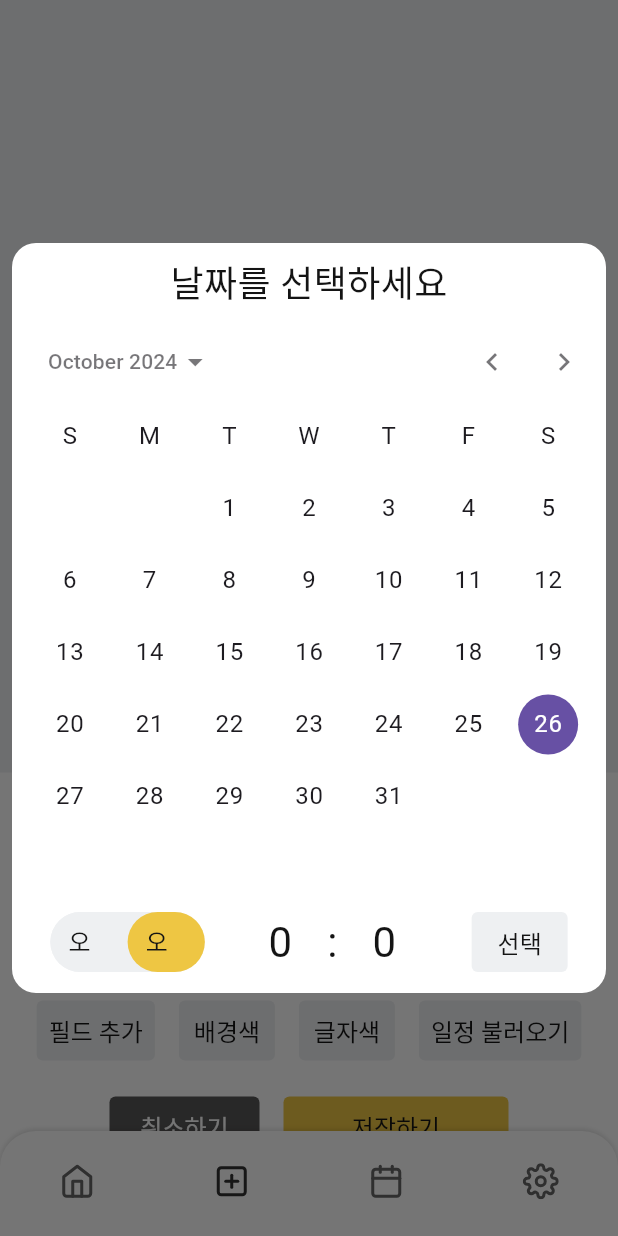
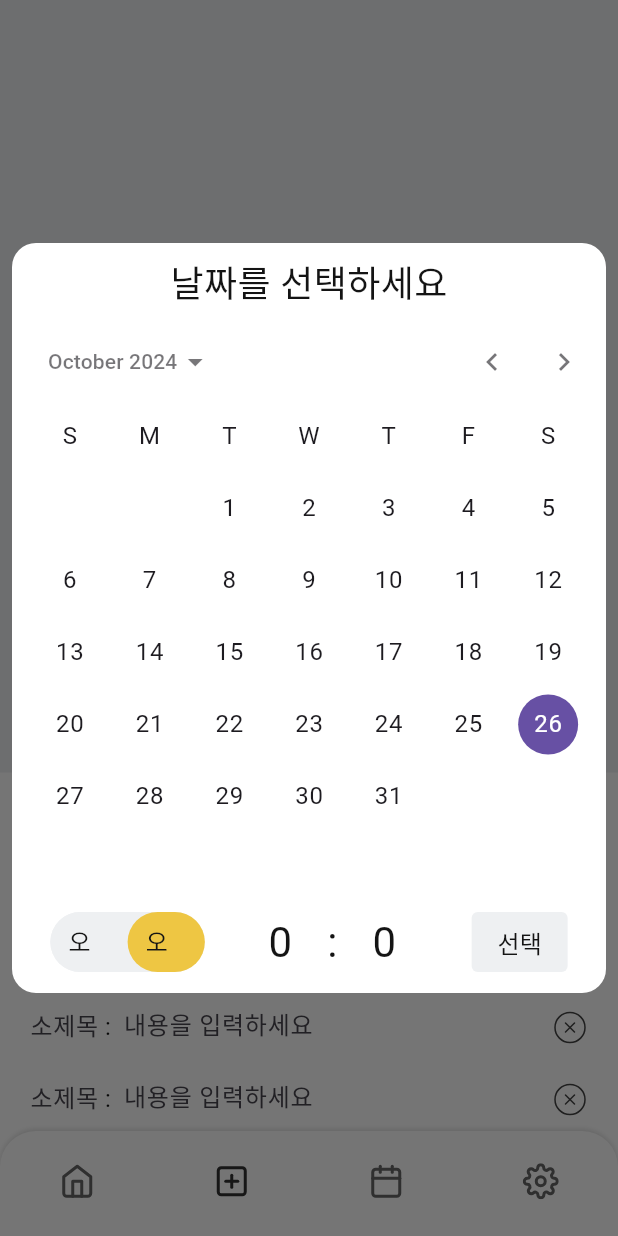
Before and after one commit to doyeon0307/Tickit-frontend, a Flutter app: the screen it shows after launch, item 2 of the bottom bar chosen, after a tap on "날짜를 선택하세요", on a phone screen of 412 x 824 dp. Run offline on Flutter 3.47's test engine with Material 3 defaults, Android fonts, the phone set to English and light mode, and no system bars; drawn by our look-alikes of numberpicker, persistent_bottom_nav_bar_v2; our stand-ins replace flutter_colorpicker, flutter_svg, freezed_annotation, image_picker; missing offline and left inert: vertical_card_pager; Roboto replaces fonts that are missing (Gangwon, Pretendard).

Commit message:
feat: 일정 불러오기

```diff
--- a/tickit/lib/ui/ticket/component/ticket_text_field.dart
+++ b/tickit/lib/ui/ticket/component/ticket_text_field.dart
@@ -6,12 +6,14 @@ class TicketTextField extends StatelessWidget {
   final double fontSize;
   final String hintText;
   final TextInputType keyboardType;
+  final TextAlign textAlign;
 
   const TicketTextField({
     super.key,
-    required this.fontSize,
+    this.fontSize = 16.0,
     required this.hintText,
     this.keyboardType = TextInputType.text,
+    this.textAlign = TextAlign.start,
   });
 
   @override
@@ -22,7 +24,7 @@ class TicketTextField extends StatelessWidget {
       style: ticketStyle.copyWith(
         fontSize: fontSize,
       ),
-      textAlign: hintText == "제목을 입력하세요" ? TextAlign.center : TextAlign.start,
+      textAlign: textAlign,
       cursorColor: AppColors.textColor.withOpacity(0.6),
       cursorWidth: 1.5,
       cursorRadius: const Radius.circular(4.0),
--- a/tickit/lib/ui/ticket/ticket_view.dart
+++ b/tickit/lib/ui/ticket/ticket_view.dart
@@ -1,11 +1,9 @@
 import 'dart:io';
 
-import 'package:flutter/cupertino.dart';
 import 'package:flutter/material.dart';
 import 'package:flutter_colorpicker/flutter_colorpicker.dart';
 import 'package:flutter_svg/flutter_svg.dart';
 import 'package:image_picker/image_picker.dart';
-import 'package:numberpicker/numberpicker.dart';
 import 'package:tickit/theme/text_style.dart';
 import 'package:tickit/ui/common/component/custom_text_button.dart';
 import 'package:tickit/ui/common/const/app_colors.dart';
@@ -83,6 +81,7 @@ class _TicketScreenState extends State<TicketScreen> {
                         fontSize: 20.0,
                         hintText: "제목을 입력하세요",
                         keyboardType: TextInputType.multiline,
+                        textAlign: TextAlign.center,
                       ),
                     ),
                   ),
@@ -117,7 +116,6 @@ class _TicketScreenState extends State<TicketScreen> {
                               child: const TicketTextField(
                                 fontSize: 16.0,
                                 hintText: "장소를 입력하세요",
-                                keyboardType: TextInputType.multiline,
                               ),
                             ),
                           ),
@@ -137,6 +135,203 @@ class _TicketScreenState extends State<TicketScreen> {
                               showDialog(
                                 context: context,
                                 builder: (context) {
+                                  return const CustomDatePickerDialog();
+                                },
+                              );
+                            },
+                            style: TextButton.styleFrom(
+                              textStyle: ticketStyle,
+                              padding: const EdgeInsets.all(0.0),
+                              foregroundColor: Theme.of(context).hintColor,
+                            ),
+                            child: const Text(
+                              "날짜를 선택하세요",
+                            ),
+                          ),
+                        ],
+                      ),
+                    ],
+                  ),
+                  const SizedBox(
+                    height: 16.0,
+                  ),
+                  const TicketFieldRow(),
+                  const TicketFieldRow(),
+                  const SizedBox(
+                    height: 20.0,
+                  ),
+                  Wrap(
+                    spacing: 16.0,
+                    children: [
+                      CustomTextButton(
+                        label: "필드 추가",
+                        onPressed: () {},
+                        textStyle: ticketStyle,
+                      ),
+                      CustomTextButton(
+                        label: "배경색",
+                        onPressed: () => showDialog(
+                          context: context,
+                          builder: (context) => const CustomColorPickerDialog(
+                            title: "배경색을 선택하세요",
+                          ),
+                        ),
+                        textStyle: ticketStyle,
+                      ),
+                      CustomTextButton(
+                        label: "글자색",
+                        onPressed: () => showDialog(
+                          context: context,
+                          builder: (context) => const CustomColorPickerDialog(
+                            title: "글자색을 선택하세요",
+                          ),
+                        ),
+                        textStyle: ticketStyle,
+                      ),
+                      CustomTextButton(
+                        label: "일정 불러오기",
+                        onPressed: () => showDialog(
+                          context: context,
+                          builder: (context) => Dialog(
+                            backgroundColor: AppColors.backgroundColor,
+                            shape: RoundedRectangleBorder(
+                              borderRadius: BorderRadius.circular(
+                                16.0,
+                              ),
+                            ),
+                            child: SizedBox(
+                              height: MediaQuery.of(context).size.height / 2,
+                              child: Column(
+                                children: [
+                                  Expanded(
+                                    child: SingleChildScrollView(
+                                      child: Padding(
+                                        padding: const EdgeInsets.symmetric(
+                                          horizontal: 12.0,
+                                          vertical: 20.0,
+                                        ),
+                                        child: Column(
+                                          crossAxisAlignment:
+                                              CrossAxisAlignment.start,
+                                          children: [
+                                            Text(
+                                              "티켓으로 만들 일정을 선택하세요",
+                                              style: ticketStyle.copyWith(
+                                                fontSize: 20.0,
+                                              ),
+                                            ),
+                                            const Divider(
+                                              color: Colors.grey,
+                                            ),
+                                            SizedBox(
+                                              height: 48,
+                                              child: Row(
+                                                children: [
+                                                  Text(
+                                                    "2024\n0829",
+                                                    style: ticketStyle,
+                                                  ),
+                                                  const SizedBox(
+                                                    width: 16.0,
+                                                  ),
+                                                  Text(
+                                                    "하데스타운",
+                                                    style: ticketStyle,
+                                                  ),
+                                                ],
+                                              ),
+                                            ),
+                                            const Divider(
+                                              color: Colors.grey,
+                                            ),
+                                            Container(
+                                              color:
+                                                  Colors.grey.withOpacity(0.2),
+                                              height: 48,
+                                              child: Row(
+                                                children: [
+                                                  Text(
+                                                    "2024\n0829",
+                                                    style: ticketStyle,
+                                                  ),
+                                                  const SizedBox(
+                                                    width: 16.0,
+                                                  ),
+                                                  Text(
+                                                    "하데스타운",
+                                                    style: ticketStyle,
+                                                  ),
+                                                ],
+                                              ),
+                                            ),
+                                          ],
+                                        ),
+                                      ),
+                                    ),
+                                  ),
+                                  const SizedBox(
+                                    height: 16.0,
+                                  ),
+                                  CustomTextButton(
+                                    label: "선택",
+                                    onPressed: () {},
+                                    textStyle: ticketStyle,
+                                  ),
+                                  const SizedBox(
+                                    height: 16.0,
+                                  ),
+                                ],
+                              ),
+                            ),
+                          ),
+                        ),
+                        textStyle: ticketStyle,
+                      ),
+                    ],
+                  ),
+                  const SizedBox(
+                    height: 16.0,
+                  ),
+                  Wrap(
+                    spacing: 16.0,
+                    children: [
+                      CustomTextButton(
+                        label: "취소하기",
+                        onPressed: () {},
+                        textStyle: ticketStyle,
+                        backgroundColor: AppColors.secondaryColor,
+                        foregroundColor: AppColors.backgroundColor,
+                        width: 100.0,
+                        height: 28.0,
+                      ),
+                      CustomTextButton(
+                        label: "저장하기",
+                        onPressed: () {},
+                        textStyle: ticketStyle,
+                        backgroundColor: AppColors.primaryColor,
+                        width: 150.0,
+                        height: 28.0,
+                      ),
+                    ],
+                  ),
+                  const SizedBox(
+                    height: 16.0,
+                  ),
+                ],
+              ),
+            )
+          ],
+        ),
+      ),
+    );
+  }
+}
+
+class CustomDatePickerDialog extends StatelessWidget {
+  const CustomDatePickerDialog({super.key});
+
+  @override
+  Widget build(BuildContext context) {
     return Dialog(
       insetPadding: const EdgeInsets.symmetric(
         horizontal: 8.0,
@@ -149,8 +344,7 @@ class _TicketScreenState extends State<TicketScreen> {
       child: SizedBox(
         height: 500,
         child: Column(
-                                        mainAxisAlignment:
-                                            MainAxisAlignment.center,
+          mainAxisAlignment: MainAxisAlignment.center,
           children: [
             Text(
               "날짜를 선택하세요",
@@ -168,36 +362,31 @@ class _TicketScreenState extends State<TicketScreen> {
               onDateChanged: (value) {},
             ),
             Padding(
-                                            padding: const EdgeInsets.symmetric(horizontal: 20.0,),
+              padding: const EdgeInsets.symmetric(
+                horizontal: 20.0,
+              ),
               child: Row(
-                                              mainAxisAlignment:
-                                                  MainAxisAlignment.spaceAround,
+                mainAxisAlignment: MainAxisAlignment.spaceAround,
                 children: [
                   Container(
                     height: 40.0,
                     decoration: BoxDecoration(
-                                                    borderRadius:
-                                                        BorderRadius.circular(20.0),
+                      borderRadius: BorderRadius.circular(20.0),
                       color: AppColors.fillColor,
                     ),
-                                                  width: MediaQuery.of(context)
-                                                          .size
-                                                          .width /
-                                                      4,
+                    width: MediaQuery.of(context).size.width / 4,
                     child: Row(
                       children: [
                         Expanded(
                           child: AmTextButton(
-                                                          backgroundColor:
-                                                              AppColors.fillColor,
+                            backgroundColor: AppColors.fillColor,
                             onPressed: () {},
                             label: "오전",
                           ),
                         ),
                         Expanded(
                           child: AmTextButton(
-                                                          backgroundColor: AppColors
-                                                              .primaryColor,
+                            backgroundColor: AppColors.primaryColor,
                             onPressed: () {},
                             label: "오후",
                           ),
@@ -231,39 +420,16 @@ class _TicketScreenState extends State<TicketScreen> {
         ),
       ),
     );
-                                },
-                              );
-                            },
-                            style: TextButton.styleFrom(
-                              textStyle: ticketStyle,
-                              padding: const EdgeInsets.all(0.0),
-                              foregroundColor: Theme.of(context).hintColor,
-                            ),
-                            child: const Text(
-                              "날짜를 선택하세요",
-                            ),
-                          ),
-                        ],
-                      ),
-                    ],
-                  ),
-                  const SizedBox(
-                    height: 20.0,
-                  ),
-                  Wrap(
-                    spacing: 16.0,
-                    children: [
-                      CustomTextButton(
-                        label: "필드 추가",
-                        onPressed: () {},
-                        textStyle: ticketStyle,
-                      ),
-                      CustomTextButton(
-                        label: "배경색",
-                        onPressed: () {
-                          showDialog(
-                            context: context,
-                            builder: (context) {
+  }
+}
+
+class CustomColorPickerDialog extends StatelessWidget {
+  final String title;
+
+  const CustomColorPickerDialog({super.key, required this.title});
+
+  @override
+  Widget build(BuildContext context) {
     return AlertDialog(
       shape: RoundedRectangleBorder(
         borderRadius: BorderRadius.circular(
@@ -278,9 +444,7 @@ class _TicketScreenState extends State<TicketScreen> {
         vertical: 16.0,
       ),
       backgroundColor: AppColors.backgroundColor,
-                                title: const Text(
-                                  "배경색을 선택하세요",
-                                ),
+      title: Text(title),
       content: BlockPicker(
         pickerColor: Colors.white,
         onColorChanged: (value) {},
@@ -293,54 +457,51 @@ class _TicketScreenState extends State<TicketScreen> {
         ),
       ],
     );
-                            },
-                          );
-                        },
-                        textStyle: ticketStyle,
+  }
+}
+
+class TicketFieldRow extends StatelessWidget {
+  const TicketFieldRow({super.key});
+
+  @override
+  Widget build(BuildContext context) {
+    return Row(
+      mainAxisAlignment: MainAxisAlignment.start,
+      crossAxisAlignment: CrossAxisAlignment.start,
+      children: [
+        ConstrainedBox(
+          constraints: BoxConstraints(
+            maxWidth: MediaQuery.of(context).size.width / 3,
           ),
-                      CustomTextButton(
-                        label: "글자색",
-                        onPressed: () {},
-                        textStyle: ticketStyle,
+          child: const IntrinsicWidth(
+            child: TicketTextField(
+              hintText: "소제목",
             ),
-                      CustomTextButton(
-                        label: "일정 불러오기",
-                        onPressed: () {},
-                        textStyle: ticketStyle,
           ),
-                    ],
         ),
-                  const SizedBox(
-                    height: 16.0,
+        Padding(
+          padding: const EdgeInsets.only(top: 14.0),
+          child: Text(
+            " :  ",
+            style: ticketStyle,
           ),
-                  Wrap(
-                    spacing: 16.0,
-                    children: [
-                      CustomTextButton(
-                        label: "취소하기",
-                        onPressed: () {},
-                        textStyle: ticketStyle,
-                        backgroundColor: AppColors.secondaryColor,
-                        foregroundColor: AppColors.backgroundColor,
-                        width: 100.0,
-                        height: 28.0,
         ),
-                      CustomTextButton(
-                        label: "저장하기",
-                        onPressed: () {},
-                        textStyle: ticketStyle,
-                        backgroundColor: AppColors.primaryColor,
-                        width: 150.0,
-                        height: 28.0,
+        const Expanded(
+          child: TicketTextField(
+            hintText: "내용을 입력하세요",
           ),
-                    ],
         ),
-                ],
+        Padding(
+          padding: const EdgeInsets.only(
+            top: 14.0,
+            left: 4.0,
+          ),
+          child: SvgPicture.asset(
+            "assets/icon/x-circle.svg",
+            color: AppColors.textColor.withOpacity(0.8),
           ),
         )
       ],
-        ),
-      ),
     );
   }
 }
```
Also changed, not shown: tickit/assets/icon/x-circle.svg (added). Lines whose indentation alone changed are shown as unchanged.
